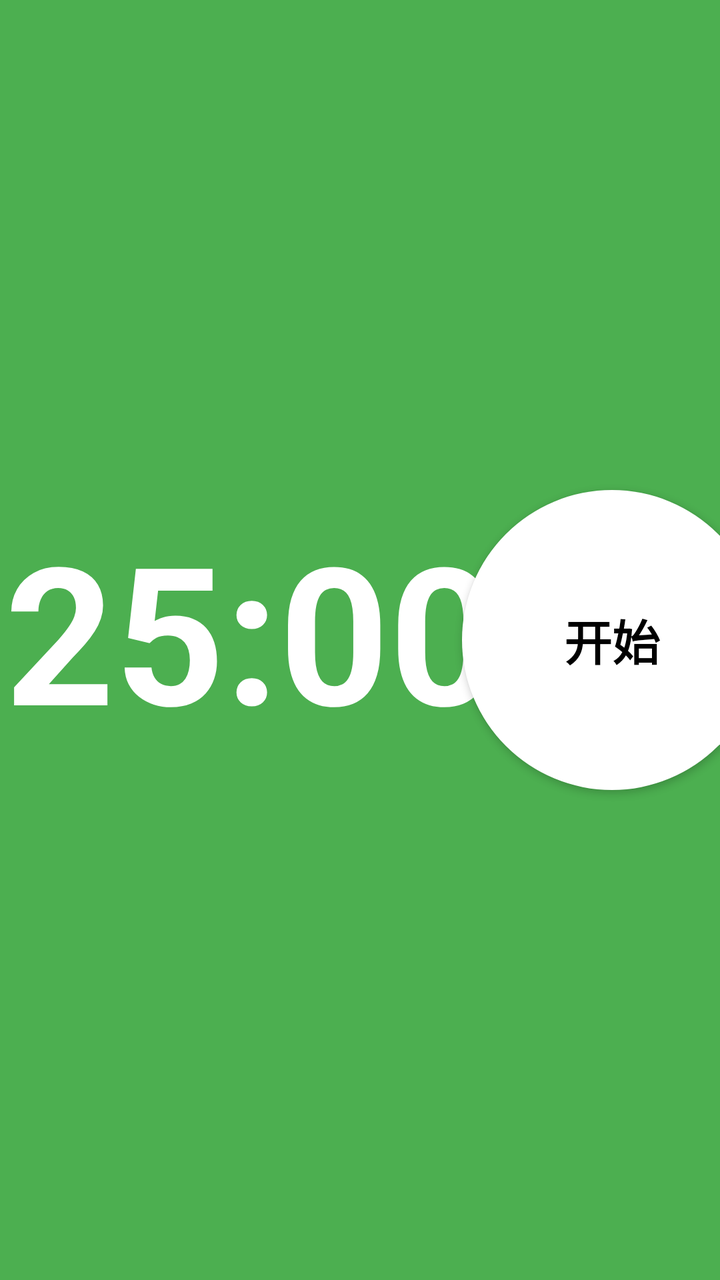
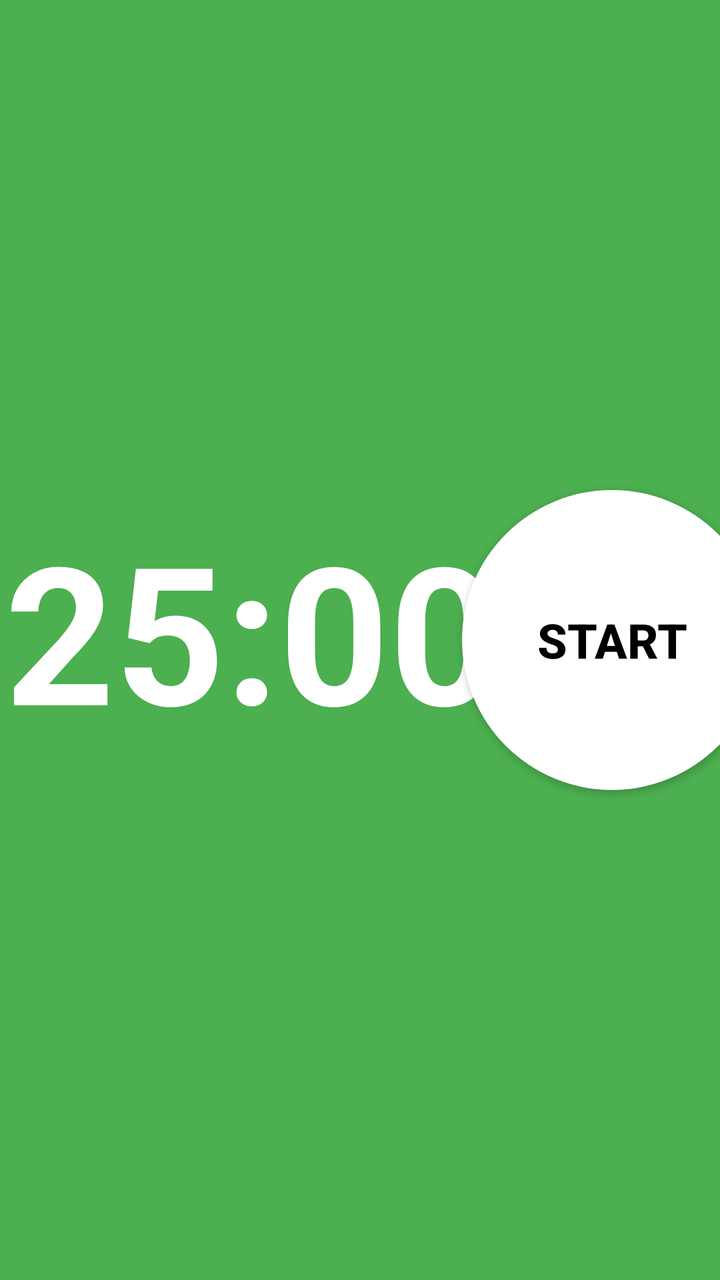

The first picture is an Android layout as it rendered before a commit; the second is the same layout after the commit. The layout source and the unified diff follow.
<!-- AndroidManifest.xml: application theme Theme.Pomodoro -->
<!-- res/layout/activity_main.xml -->
<?xml version="1.0" encoding="utf-8"?>
<androidx.constraintlayout.widget.ConstraintLayout xmlns:android="http://schemas.android.com/apk/res/android"
    xmlns:app="http://schemas.android.com/apk/res-auto"
    xmlns:tools="http://schemas.android.com/tools"
    android:id="@+id/rootLayout"
    android:layout_width="match_parent"
    android:layout_height="match_parent"
    android:background="#4CAF50"
    android:padding="0dp"
    tools:context=".MainActivity">

    <androidx.constraintlayout.widget.Guideline
        android:id="@+id/guideline_vertical"
        android:layout_width="wrap_content"
        android:layout_height="wrap_content"
        android:orientation="vertical"
        app:layout_constraintGuide_percent="0.7" />

    <TextView
        android:id="@+id/timerText"
        android:layout_width="0dp"
        android:layout_height="0dp"
        android:gravity="center"
        android:includeFontPadding="false"
        android:maxLines="1"
        android:text="25:00"
        android:textColor="#FFFFFF"
        android:textStyle="bold"
        app:autoSizeMaxTextSize="500sp"
        app:autoSizeMinTextSize="10sp"
        app:autoSizeStepGranularity="2sp"
        app:autoSizeTextType="uniform"
        app:layout_constraintBottom_toBottomOf="parent"
        app:layout_constraintEnd_toStartOf="@+id/guideline_vertical"
        app:layout_constraintStart_toStartOf="parent"
        app:layout_constraintTop_toTopOf="parent" />

    <TextView
        android:id="@+id/statsText"
        android:layout_width="0dp"
        android:layout_height="wrap_content"
        android:gravity="center"
        android:lineSpacingExtra="10dp"
        android:text="今日累计专注: 0秒\n今日累计休息: 0秒"
        android:textColor="#FFFFFF"
        android:textSize="28sp"
        android:textStyle="bold"
        android:visibility="gone"
        app:layout_constraintBottom_toBottomOf="parent"
        app:layout_constraintEnd_toStartOf="@+id/guideline_vertical"
        app:layout_constraintStart_toStartOf="parent"
        app:layout_constraintTop_toTopOf="parent" />

    <androidx.appcompat.widget.AppCompatButton
        android:id="@+id/actionBtn"
        android:layout_width="150dp"
        android:layout_height="150dp"
        android:background="@drawable/bg_circle_button"
        android:text="开始"
        android:textColor="#000000"
        android:textSize="24sp"
        android:textStyle="bold"
        app:layout_constraintBottom_toBottomOf="parent"
        app:layout_constraintEnd_toEndOf="parent"
        app:layout_constraintStart_toEndOf="@+id/guideline_vertical"
        app:layout_constraintTop_toTopOf="parent" />

    <Button
        android:id="@+id/stopBtn"
        android:layout_width="wrap_content"
        android:layout_height="wrap_content"
        android:layout_marginBottom="16dp"
        android:backgroundTint="#FF5252"
        android:text="停止"
        android:textColor="#FFFFFF"
        android:visibility="gone"
        app:layout_constraintBottom_toTopOf="@id/actionBtn"
        app:layout_constraintEnd_toEndOf="@id/actionBtn"
        app:layout_constraintStart_toStartOf="@id/actionBtn" />

</androidx.constraintlayout.widget.ConstraintLayout>
<!-- resources referenced by this layout -->
<resources>
  <!-- drawable bg_circle_button (drawable) -->
  <?xml version="1.0" encoding="utf-8"?>
  <shape xmlns:android="http://schemas.android.com/apk/res/android"
      android:shape="oval">
      <solid android:color="#FFFFFF"/>
  </shape>
  <style name="Theme.Pomodoro" parent="Base.Theme.Pomodoro" />
  <style name="Base.Theme.Pomodoro" parent="Theme.Material3.DayNight.NoActionBar">
          
          
          <item name="android:windowFullscreen">true</item>
      </style>
</resources>

<!-- the commit's change to res/layout/activity_main.xml (unified diff, before → after) -->
@@ -41,7 +41,7 @@
         android:layout_height="wrap_content"
         android:gravity="center"
         android:lineSpacingExtra="10dp"
-        android:text="今日累计专注: 0秒\n今日累计休息: 0秒"
+        android:text="Today's total focus time: 0s\nToday's total break time: 0s"
         android:textColor="#FFFFFF"
         android:textSize="28sp"
         android:textStyle="bold"
@@ -56,7 +56,7 @@
         android:layout_width="150dp"
         android:layout_height="150dp"
         android:background="@drawable/bg_circle_button"
-        android:text="开始"
+        android:text="Start"
         android:textColor="#000000"
         android:textSize="24sp"
         android:textStyle="bold"
@@ -71,7 +71,7 @@
         android:layout_height="wrap_content"
         android:layout_marginBottom="16dp"
         android:backgroundTint="#FF5252"
-        android:text="停止"
+        android:text="Stop"
         android:textColor="#FFFFFF"
         android:visibility="gone"
         app:layout_constraintBottom_toTopOf="@id/actionBtn"
